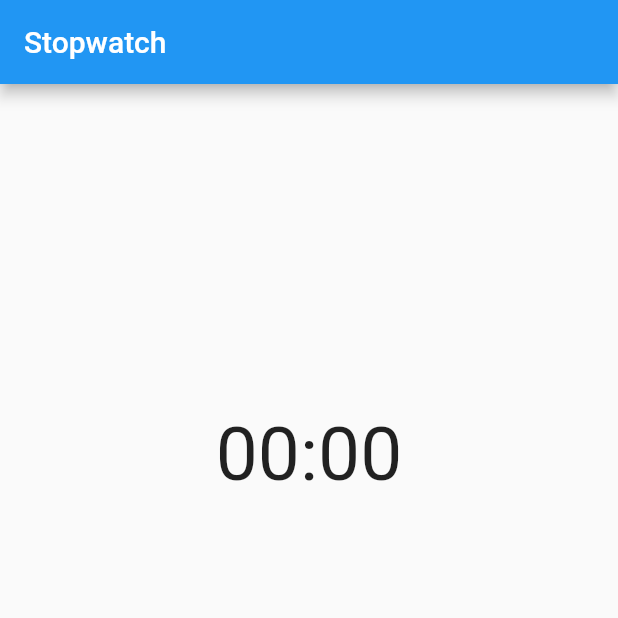
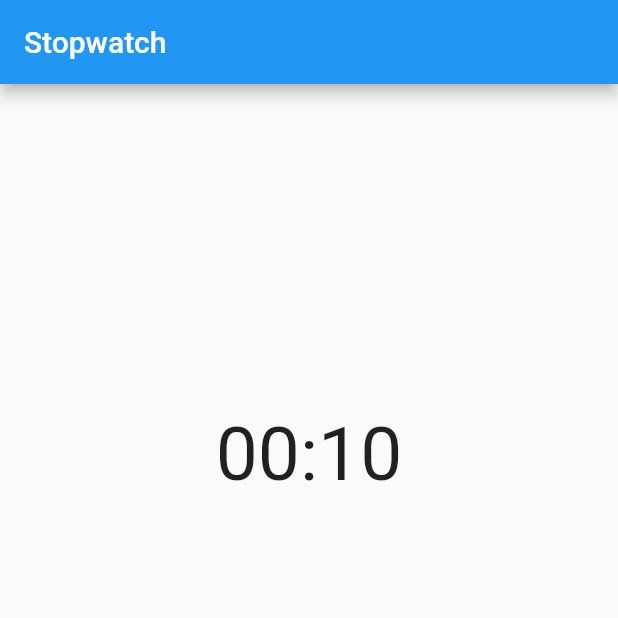
Before and after one commit to AverageChau/stopwatch, a Flutter app: the screen it shows after launch, on a phone screen of 412 x 824 dp, the top half of it. Run offline on Flutter 3.47's test engine with Material 2 defaults, Android fonts, the phone set to English and light mode, and no system bars; our stand-ins replace bloc, equatable, flutter_bloc.

Commit message:
an working app

```diff
--- a/lib/bloc/timer_bloc.dart
+++ b/lib/bloc/timer_bloc.dart
@@ -7,7 +7,7 @@ import './bloc.dart';
 
 class TimerBloc extends Bloc<TimerEvent, TimerState> {
   final Ticker _ticker;
-  final int _duration = 60;
+  final int _duration = 10;
 
   StreamSubscription<int> _tickerSubcription;
 
--- a/lib/main.dart
+++ b/lib/main.dart
@@ -1,6 +1,7 @@
 import 'package:flutter/material.dart';
-import 'package:bloc/bloc.dart';
+import 'package:flutter_bloc/flutter_bloc.dart';
 import 'package:stopwatch/bloc/bloc.dart';
+import 'package:stopwatch/ticker.dart';
 
 void main() => runApp(MyApp());
 
@@ -26,28 +27,71 @@ class MyHomePage extends StatelessWidget {
         appBar: AppBar(
           title: Text('Stopwatch'),
         ),
-      body: Column(
+        body: Stopwatch());
+  }
+}
+
+class Stopwatch extends StatefulWidget {
+  Stopwatch({Key key}) : super(key: key);
+
+  _StopwatchState createState() => _StopwatchState();
+}
+
+class _StopwatchState extends State<Stopwatch> {
+  static final Ticker _tick = Ticker();
+  final TimerBloc _timerBloc = TimerBloc(ticker: _tick);
+
+  @override
+  Widget build(BuildContext context) {
+    return BlocBuilder(
+      bloc: _timerBloc,
+      builder: (BuildContext context, TimerState state) {
+        final duration = state.duration;
+        return Column(
           mainAxisAlignment: MainAxisAlignment.spaceEvenly,
           children: <Widget>[
             Text(
-            '00:00',
+              (duration ~/ 60).toString().padLeft(2, '0') +
+                  ":" +
+                  (duration % 60).toString().padLeft(2, '0'),
               style: TextStyle(fontSize: 50),
             ),
             Row(
               mainAxisAlignment: MainAxisAlignment.spaceEvenly,
               children: <Widget>[
-              FloatingActionButton(
+                state is ReadyState || state is PausedState
+                    ? FloatingActionButton(
                         child: Icon(Icons.play_arrow),
-                onPressed: () {},
-              ),
+                        onPressed: () {
+                          _timerBloc.dispatch(
+                              state is ReadyState ? StartEvent(duration: duration) : ResumeEvent());
+                        },
+                      )
+                    : state is RunningState
+                        ? FloatingActionButton(
+                            child: Icon(Icons.pause),
+                            onPressed: () {
+                              _timerBloc.dispatch(PauseEvent());
+                            },
+                          )
+                        : Container(),
                 FloatingActionButton(
                   child: Icon(Icons.autorenew),
-                onPressed: () {},
+                  onPressed: () {
+                    _timerBloc.dispatch(ResetEvent());
+                  },
                 )
               ],
             )
           ],
-      ),
+        );
+      },
     );
   }
+
+  @override
+  void dispose() {
+    _timerBloc.dispose();
+    super.dispose();
   }
+}
--- a/pubspec.yaml
+++ b/pubspec.yaml
@@ -19,7 +19,9 @@ environment:
 dependencies:
     flutter:
         sdk: flutter
-
+    flutter_bloc: ^0.15.0
+    equatable: ^0.2.0
+    duration: ^2.0.8
     # The following adds the Cupertino Icons font to your application.
     # Use with the CupertinoIcons class for iOS style icons.
     cupertino_icons: ^0.1.2
@@ -27,8 +29,6 @@ dependencies:
 dev_dependencies:
     flutter_test:
         sdk: flutter
-    flutter_bloc: ^0.15.0
-    equatable: ^0.2.0
 
 # For information on the generic Dart part of this file, see the
 # following page: https://www.dartlang.org/tools/pub/pubspec
```
Also changed, not shown: pubspec.lock. Lines whose indentation alone changed are shown as unchanged.
